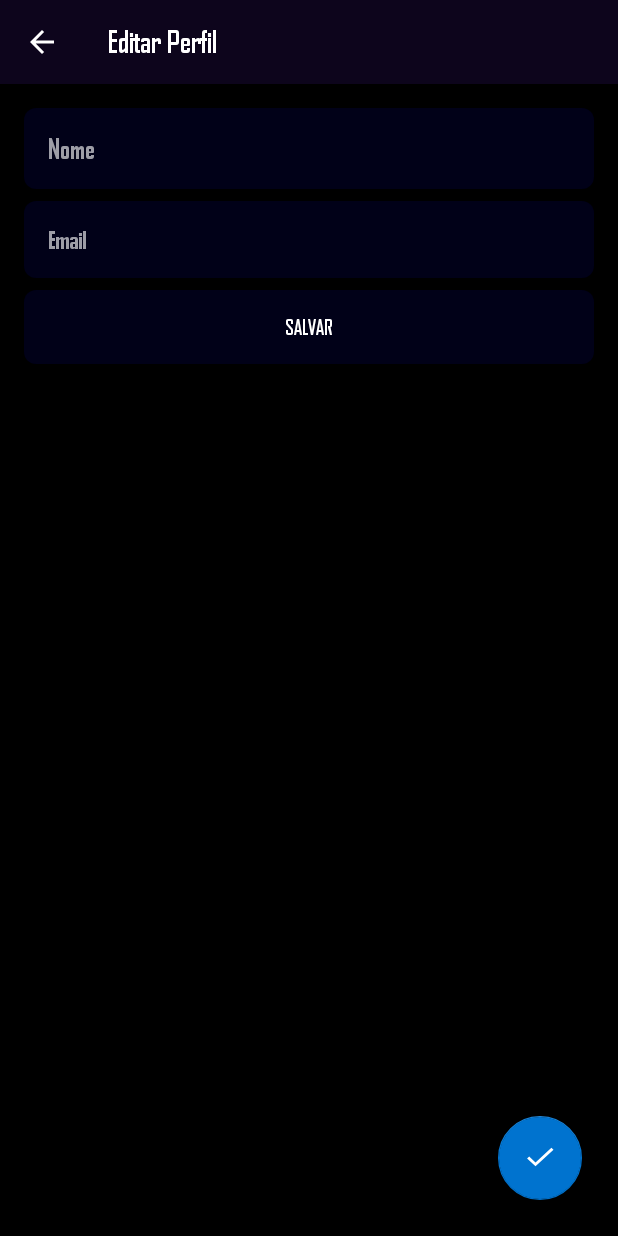
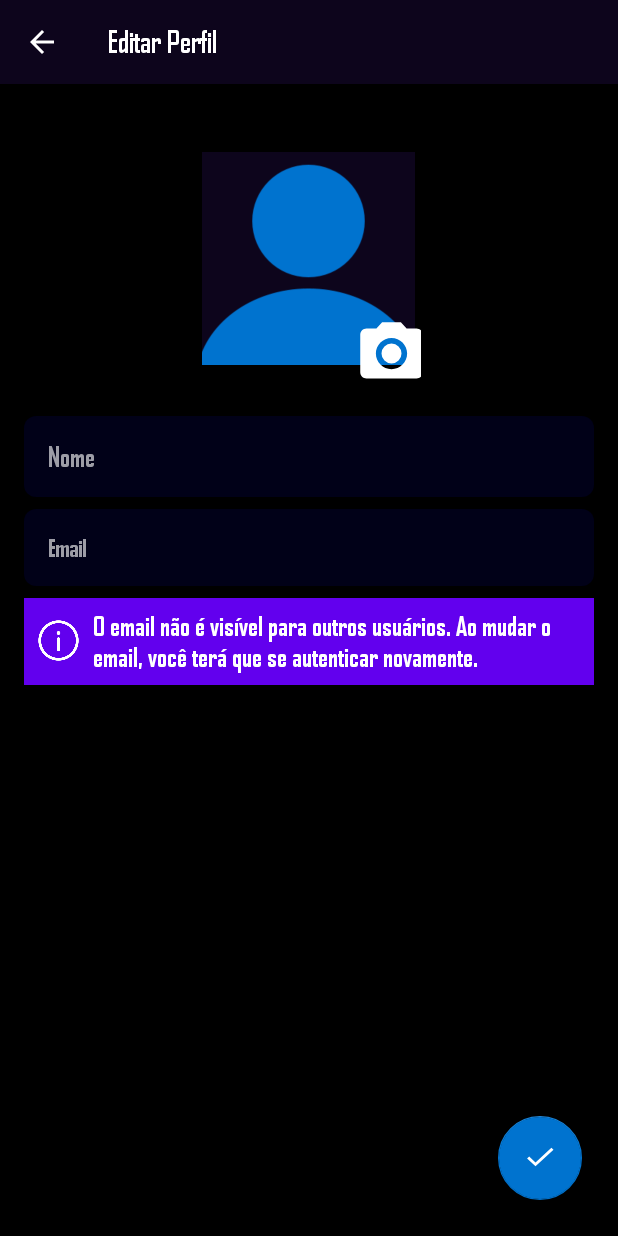
Before and after one commit to JairRodrigue/QuimLab-App, an Android app: the EditarPerfilActivity screen opened directly, with no data from a screen before it, on a phone screen of 412 x 824 dp. Run offline under Robolectric (Android 15) with nearby library versions, the phone set to English and light mode, and no system bars.

Commit message:
front end editar perfil concluído

```diff
--- a/app/src/main/res/layout/activity_editar_perfil.xml
+++ b/app/src/main/res/layout/activity_editar_perfil.xml
@@ -22,11 +22,41 @@
             android:orientation="vertical"
             android:padding="16dp">
 
+            <FrameLayout
+                android:layout_width="wrap_content"
+                android:layout_height="wrap_content"
+                android:layout_gravity="center_horizontal"
+                android:layout_marginTop="25dp">
+
+                <ImageView
+                    android:id="@+id/user_icon"
+                    android:layout_width="150dp"
+                    android:layout_height="150dp"
+                    android:layout_marginBottom="8dp"
+                    android:src="@drawable/user_icon" />
+
+                <ImageView
+                    android:layout_width="150dp"
+                    android:layout_height="150dp"
+                    android:background="@drawable/border_background" />
+
+                <ImageView
+                    android:id="@+id/camera_icon"
+                    android:layout_width="50dp"
+                    android:layout_height="50dp"
+                    android:layout_gravity="bottom|end"
+                    android:layout_marginBottom="-5dp"
+                    android:layout_marginEnd="-5dp"
+                    android:src="@drawable/ic_menu_camera"
+                    android:contentDescription="Alterar foto" />
+            </FrameLayout>
+
             <EditText
                 android:id="@+id/etnome"
                 android:layout_width="match_parent"
                 android:layout_height="wrap_content"
                 android:hint="Nome"
+                android:layout_marginTop="22dp"
                 android:background="@drawable/option_background"
                 android:textColorHint="@color/branco_transparente"
                 android:textColor="@color/branco"
@@ -46,18 +76,32 @@
                 android:textSize="16sp"
                 android:layout_marginBottom="8dp" />
 
-            <Button
-                android:id="@+id/btnSalvar"
+            <LinearLayout
                 android:layout_width="match_parent"
                 android:layout_height="wrap_content"
-                android:text="Salvar"
-                android:background="@drawable/option_background"
-                android:textColor="@color/branco"
-                android:padding="16dp"
-                android:layout_marginBottom="8dp" />
+                android:orientation="horizontal"
+                android:background="@color/roxo_padrao"
+                android:padding="8dp"
+                android:layout_marginBottom="16dp">
+
+                <ImageView
+                    android:layout_marginTop="5dp"
+                    android:layout_width="30dp"
+                    android:layout_height="30dp"
+                    android:contentDescription="Informação sobre email"
+                    android:src="@drawable/ic_info" />
+
+                <TextView
+                    android:layout_width="0dp"
+                    android:layout_height="wrap_content"
+                    android:layout_weight="1"
+                    android:text="O email não é visível para outros usuários. Ao mudar o email, você terá que se autenticar novamente."
+                    android:textColor="@color/branco"
+                    android:textSize="17sp"
+                    android:layout_marginStart="8dp" />
+            </LinearLayout>
 
         </LinearLayout>
-
     </ScrollView>
 
     <com.google.android.material.floatingactionbutton.FloatingActionButton
```
